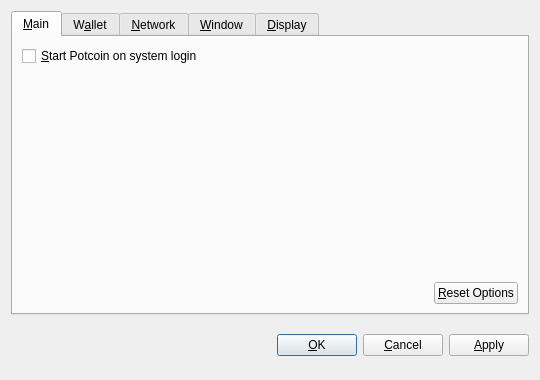
This is src/qt/forms/optionsdialog.ui in potcoin/Potcoin as Qt 5 draws it before an edit. The edited form follows.
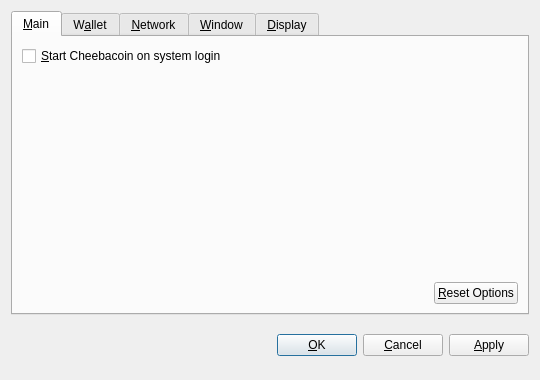
This is the edited form. Custom widgets are drawn as their Qt base class.

```diff
--- a/src/qt/forms/optionsdialog.ui
+++ b/src/qt/forms/optionsdialog.ui
@@ -36,7 +36,7 @@
           <string>Automatically start Potcoin after logging in to the system.</string>
          </property>
          <property name="text">
-          <string>&amp;Start Potcoin on system login</string>
+          <string>&amp;Start Cheebacoin on system login</string>
          </property>
         </widget>
        </item>
```
Left out of the diff: 10 changed lines with no effect on the pictures.
